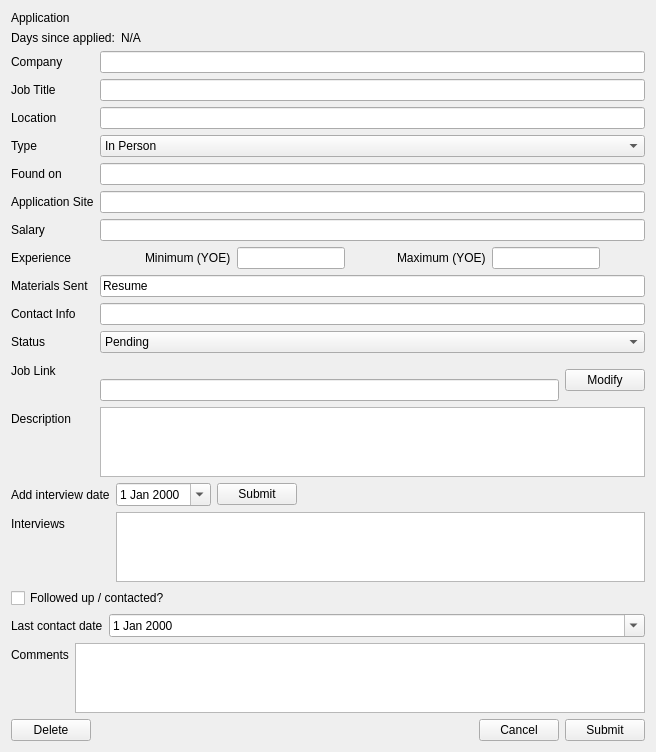
This is JobAppTracker/QtGUI/ui/AppInfoScreen.ui in dwp1084/QtJobAppTracker as Qt 5 draws it before an edit. The edited form follows.
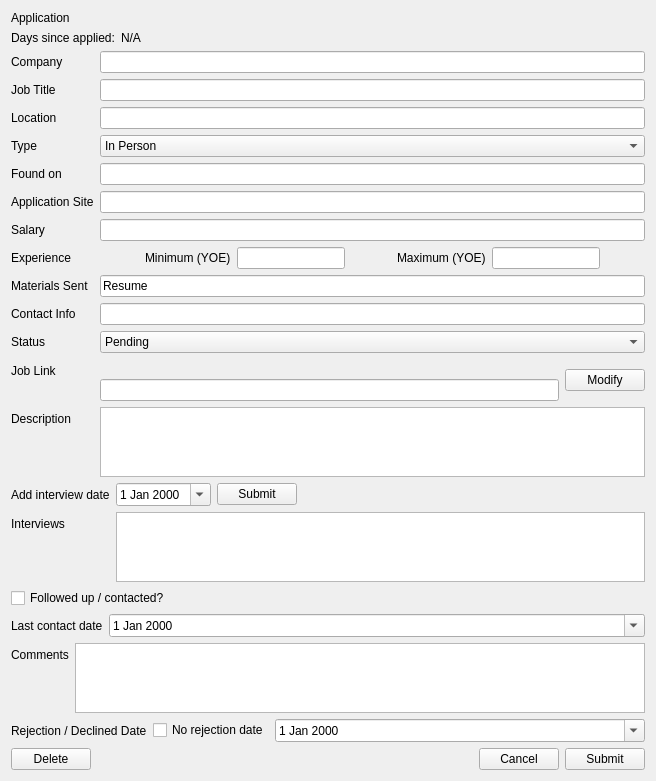
This is the edited form.

Commit message: Added field for adding and modifying rejection / decline date

Diff of the .ui file:
```diff
--- a/JobAppTracker/QtGUI/ui/AppInfoScreen.ui
+++ b/JobAppTracker/QtGUI/ui/AppInfoScreen.ui
@@ -7,7 +7,7 @@
     <x>0</x>
     <y>0</y>
     <width>656</width>
-    <height>698</height>
+    <height>758</height>
    </rect>
   </property>
   <property name="windowTitle">
@@ -575,6 +575,49 @@
      </layout>
     </widget>
    </item>
+   <item>
+    <widget class="QWidget" name="rejectionDateWidget" native="true">
+     <layout class="QFormLayout" name="formLayout_8">
+      <property name="leftMargin">
+       <number>0</number>
+      </property>
+      <property name="topMargin">
+       <number>0</number>
+      </property>
+      <property name="rightMargin">
+       <number>0</number>
+      </property>
+      <property name="bottomMargin">
+       <number>0</number>
+      </property>
+      <item row="0" column="0">
+       <widget class="QLabel" name="label_22">
+        <property name="text">
+         <string>Rejection / Declined Date</string>
+        </property>
+       </widget>
+      </item>
+      <item row="0" column="1">
+       <layout class="QHBoxLayout" name="horizontalLayout_6" stretch="0,1">
+        <item>
+         <widget class="QCheckBox" name="storeRejectionDateCheckbox">
+          <property name="text">
+           <string>No rejection date</string>
+          </property>
+         </widget>
+        </item>
+        <item>
+         <widget class="QDateEdit" name="rejectionDateEdit">
+          <property name="calendarPopup">
+           <bool>true</bool>
+          </property>
+         </widget>
+        </item>
+       </layout>
+      </item>
+     </layout>
+    </widget>
+   </item>
    <item>
     <widget class="QWidget" name="submitWidget" native="true">
      <property name="sizePolicy">
```
The commit also changes 2 other files.
